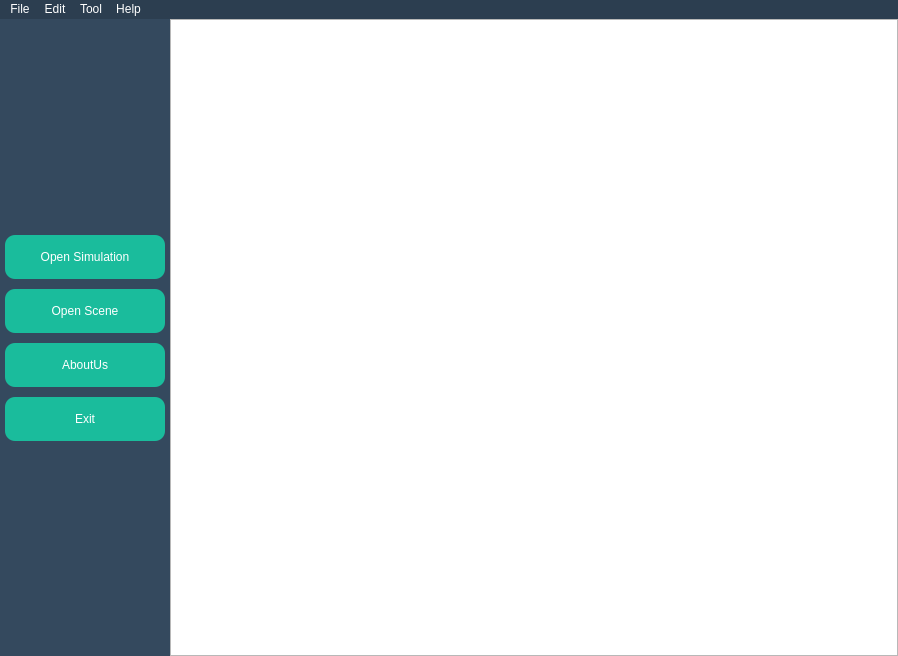
KimangKhenng/Traffic-SImulation-and-Visualization, file mainwindow.ui: the form before one commit.
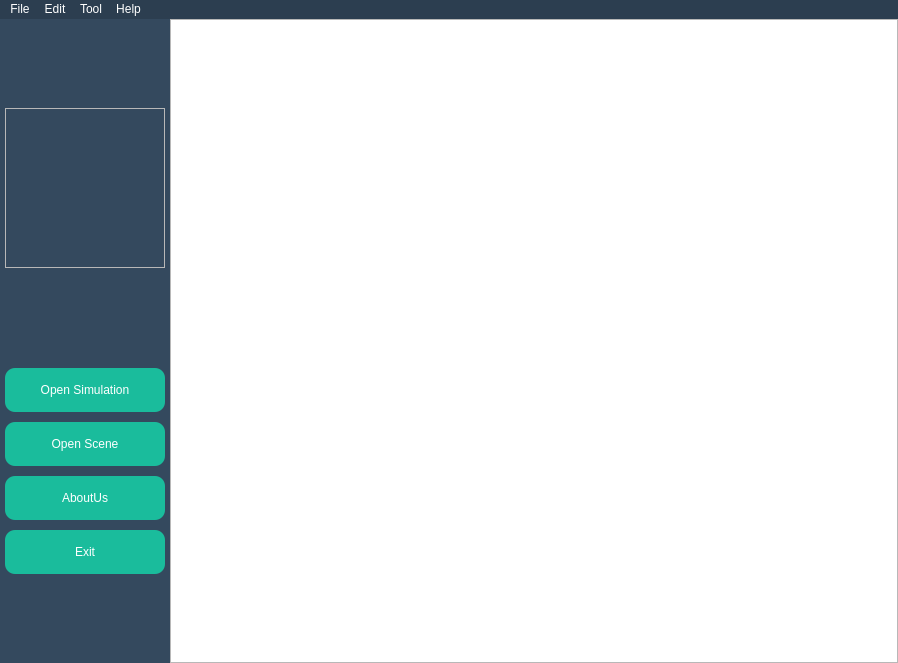
The form after the commit. The open tabs and pages were chosen to show the change. Icons and pictures are not drawn. Custom widgets are drawn as their Qt base class.

Patch:
```diff
--- a/mainwindow.ui
+++ b/mainwindow.ui
@@ -7,7 +7,7 @@
     <x>0</x>
     <y>0</y>
     <width>898</width>
-    <height>656</height>
+    <height>663</height>
    </rect>
   </property>
   <property name="sizePolicy">
@@ -137,6 +137,47 @@
             <property name="rightMargin">
              <number>5</number>
             </property>
+            <item>
+             <spacer name="verticalSpacer_4">
+              <property name="orientation">
+               <enum>Qt::Vertical</enum>
+              </property>
+              <property name="sizeType">
+               <enum>QSizePolicy::Expanding</enum>
+              </property>
+              <property name="sizeHint" stdset="0">
+               <size>
+                <width>20</width>
+                <height>200</height>
+               </size>
+              </property>
+             </spacer>
+            </item>
+            <item>
+             <widget class="QFrame" name="icon">
+              <property name="minimumSize">
+               <size>
+                <width>160</width>
+                <height>160</height>
+               </size>
+              </property>
+              <property name="maximumSize">
+               <size>
+                <width>160</width>
+                <height>160</height>
+               </size>
+              </property>
+              <property name="styleSheet">
+               <string notr="true">image: url(:/icon/Image/Logo-AI.png);</string>
+              </property>
+              <property name="frameShape">
+               <enum>QFrame::StyledPanel</enum>
+              </property>
+              <property name="frameShadow">
+               <enum>QFrame::Raised</enum>
+              </property>
+             </widget>
+            </item>
             <item>
              <spacer name="verticalSpacer_2">
               <property name="orientation">
```
Left out of the diff: 64 changed lines with no effect on the pictures.
